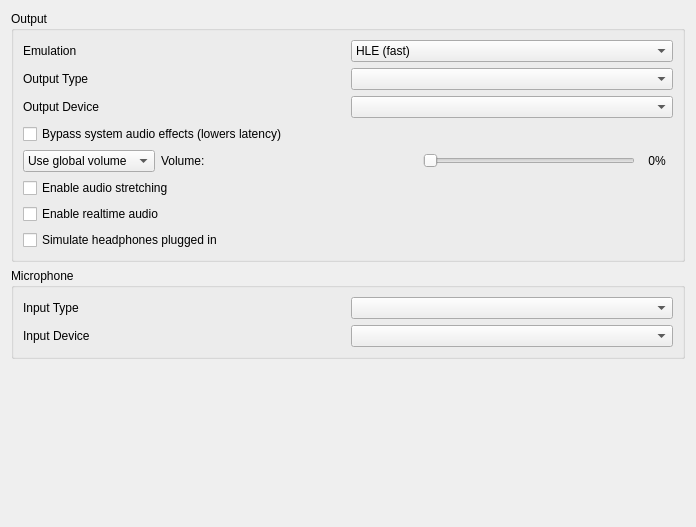
Qt form src/citra_qt/configuration/configure_audio.ui (simplysanatori/AzaharFrame) before a commit.
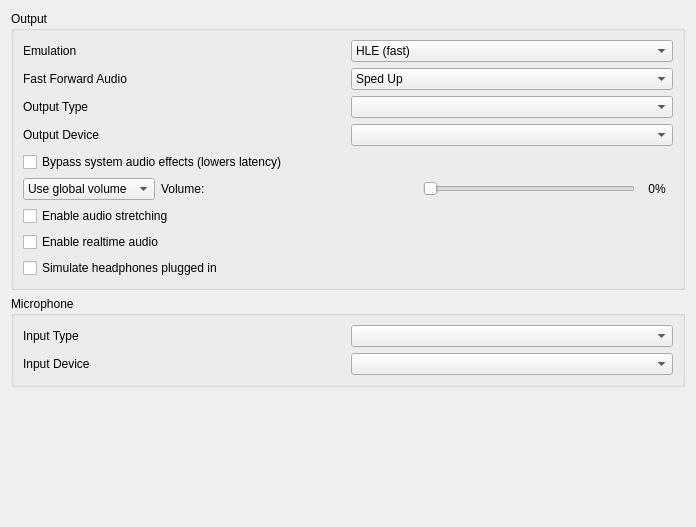
The same form after that commit.

Commit message: Fast Forward Audio: Sped Up, Normal Pitch (time stretched, low latency) or Muted, global and per game, in Configure > Audio and the VR Settings tab

The edit to the form file:
```diff
--- a/src/citra_qt/configuration/configure_audio.ui
+++ b/src/citra_qt/configuration/configure_audio.ui
@@ -61,6 +61,56 @@
         </layout>
        </widget>
       </item>
+      <item>
+       <widget class="QWidget" name="widget_ff_audio" native="true">
+        <layout class="QHBoxLayout" name="horizontalLayout_ff_audio">
+         <property name="leftMargin">
+          <number>0</number>
+         </property>
+         <property name="topMargin">
+          <number>0</number>
+         </property>
+         <property name="rightMargin">
+          <number>0</number>
+         </property>
+         <property name="bottomMargin">
+          <number>0</number>
+         </property>
+         <item>
+          <widget class="QLabel" name="label_ff_audio">
+           <property name="toolTip">
+            <string>How the sound plays while fast forwarding. Normal Pitch keeps voices and music at their usual pitch.</string>
+           </property>
+           <property name="text">
+            <string>Fast Forward Audio</string>
+           </property>
+          </widget>
+         </item>
+         <item>
+          <widget class="QComboBox" name="ff_audio_combo_box">
+           <property name="toolTip">
+            <string>How the sound plays while fast forwarding. Normal Pitch keeps voices and music at their usual pitch.</string>
+           </property>
+           <item>
+            <property name="text">
+             <string>Sped Up</string>
+            </property>
+           </item>
+           <item>
+            <property name="text">
+             <string>Normal Pitch</string>
+            </property>
+           </item>
+           <item>
+            <property name="text">
+             <string>Muted</string>
+            </property>
+           </item>
+          </widget>
+         </item>
+        </layout>
+       </widget>
+      </item>
       <item>
        <layout class="QGridLayout" name="output_layout" columnstretch="1,1">
         <item row="0" column="0">
```
Left out of the diff: 1 changed line with no effect on the pictures. The commit also changes 22 other files.
